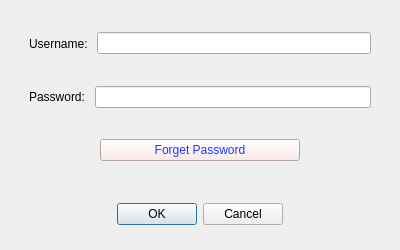
Above: ToDoListClient/login.ui from captain-moji/To_Do_List_Project before the change. Below: the same form after it.
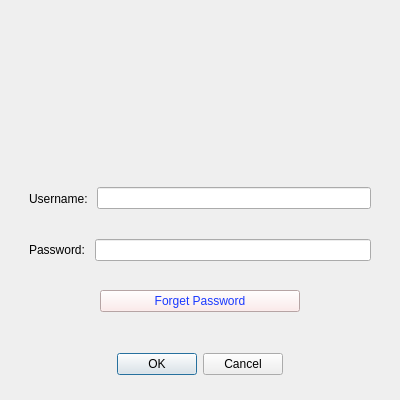
That is the form after the change. Icons and pictures are not drawn.

Diff of the .ui file:
```diff
--- a/ToDoListClient/login.ui
+++ b/ToDoListClient/login.ui
@@ -7,7 +7,7 @@
     <x>0</x>
     <y>0</y>
     <width>400</width>
-    <height>250</height>
+    <height>400</height>
    </rect>
   </property>
   <property name="sizePolicy">
@@ -19,13 +19,13 @@
   <property name="minimumSize">
    <size>
     <width>400</width>
-    <height>250</height>
+    <height>400</height>
    </size>
   </property>
   <property name="maximumSize">
    <size>
-    <width>16777215</width>
-    <height>250</height>
+    <width>400</width>
+    <height>400</height>
    </size>
   </property>
   <property name="windowTitle">
@@ -35,6 +35,19 @@
    <item>
     <widget class="QWidget" name="widget" native="true">
      <layout class="QVBoxLayout" name="verticalLayout_2">
+      <item>
+       <widget class="QWidget" name="widget_5" native="true">
+        <property name="minimumSize">
+         <size>
+          <width>0</width>
+          <height>150</height>
+         </size>
+        </property>
+        <property name="styleSheet">
+         <string notr="true">image: url(:/log_in_page.png);</string>
+        </property>
+       </widget>
+      </item>
       <item>
        <widget class="QWidget" name="widget_2" native="true">
         <layout class="QHBoxLayout" name="horizontalLayout">
```
